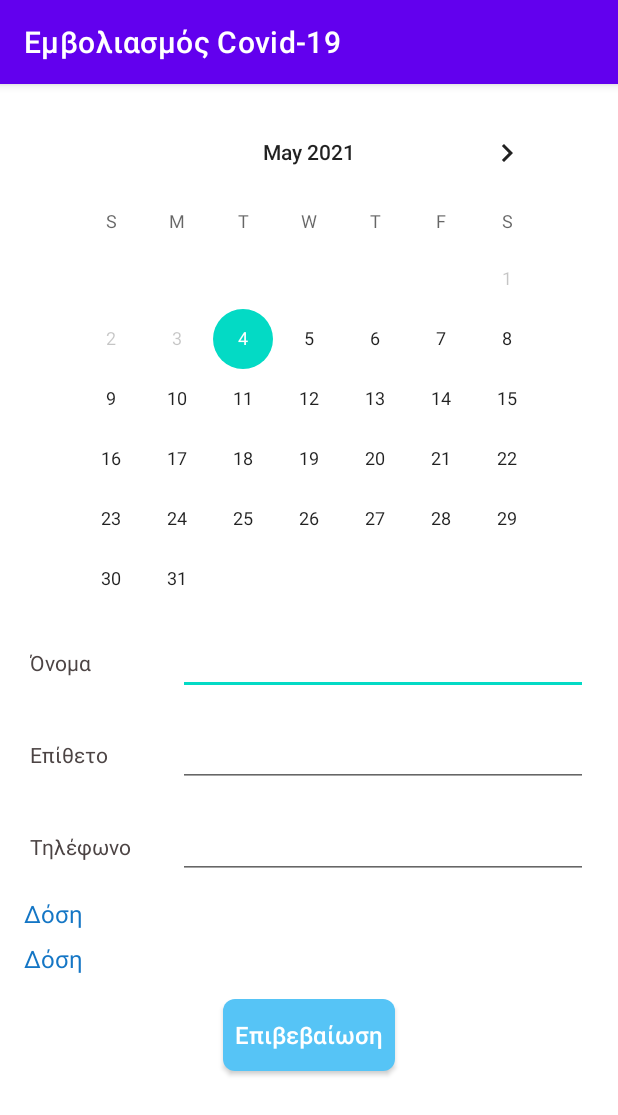
After one commit to dlnioanna/VaccineAppointment, an Android app: the Appointment screen opened directly, with no data from a screen before it, on a phone screen of 412 x 824 dp. The commit adds this screen. Shown: the top 1115 px of the screen. Run offline under Robolectric (Android 15) with nearby library versions, the phone set to English and light mode, and no system bars; our stand-ins replace data binding.

Commit message:
appointment added

```diff
--- a/app/src/main/AndroidManifest.xml
+++ b/app/src/main/AndroidManifest.xml
@@ -1,7 +1,6 @@
 <?xml version="1.0" encoding="utf-8"?>
 <manifest xmlns:android="http://schemas.android.com/apk/res/android"
     package="unipi.protal.vaccineappointment">
-
     <!--
          The ACCESS_COARSE/FINE_LOCATION permissions are not required to use
          Google Maps Android API v2, but you must specify either coarse or fine
@@ -20,7 +19,7 @@
         android:roundIcon="@mipmap/ic_launcher_round"
         android:supportsRtl="true"
         android:theme="@style/Theme.VaccineAppointment">
-
+        <activity android:name=".Appointment"></activity>
         <!--
              The API key for Google Maps-based APIs is defined as a string resource.
              (See the file "res/values/google_maps_api.xml").
@@ -35,7 +34,7 @@
 
         <activity
             android:name=".MapsActivity"
-            android:label="@string/title_activity_maps"/>
+            android:label="@string/title_activity_maps" />
         <activity android:name=".FirebaseUIActivity">
             <intent-filter>
                 <action android:name="android.intent.action.MAIN" />
--- /dev/null
+++ b/app/src/main/java/unipi/protal/vaccineappointment/Appointment.java
@@ -0,0 +1,33 @@
+package unipi.protal.vaccineappointment;
+
+import androidx.annotation.NonNull;
+import androidx.appcompat.app.AppCompatActivity;
+
+import android.icu.util.Calendar;
+import android.os.Bundle;
+import android.util.Log;
+import android.view.View;
+import android.widget.CalendarView;
+import unipi.protal.vaccineappointment.databinding.ActivityAppointmentBinding;
+
+public class Appointment extends AppCompatActivity {
+    private ActivityAppointmentBinding binding;
+    private static final int DAYS_BETWEEN_DOSES=28;
+    @Override
+    protected void onCreate(Bundle savedInstanceState) {
+        super.onCreate(savedInstanceState);
+        binding = ActivityAppointmentBinding.inflate(getLayoutInflater());
+        View view = binding.getRoot();
+        setContentView(view);
+        binding.calendarView.setMinDate(System.currentTimeMillis());
+        binding.calendarView.setOnDateChangeListener(new CalendarView.OnDateChangeListener(){
+            @Override
+            public void onSelectedDayChange(@NonNull CalendarView view, int year, int month, int dayOfMonth) {
+                Log.e("date selected is ",dayOfMonth+"-"+month+"-"+year);
+                Calendar cal = Calendar.getInstance();
+                cal.add(dayOfMonth, DAYS_BETWEEN_DOSES);
+                Log.e("date 2 is ",cal.getTime().toString());
+            }
+        });
+    }
+}
--- a/app/src/main/res/drawable/rectangle_button.xml
+++ b/app/src/main/res/drawable/simple_button.xml
@@ -1,6 +1,7 @@
 <?xml version="1.0" encoding="utf-8"?>
 <shape xmlns:android="http://schemas.android.com/apk/res/android"
     android:shape="rectangle">
+    <solid android:color="@color/colorPrimary" />
     <corners
         android:bottomLeftRadius="@dimen/button_padding"
         android:bottomRightRadius="@dimen/button_padding"
--- /dev/null
+++ b/app/src/main/res/layout/activity_appointment.xml
@@ -0,0 +1,106 @@
+<?xml version="1.0" encoding="utf-8"?>
+<layout xmlns:android="http://schemas.android.com/apk/res/android"
+    xmlns:app="http://schemas.android.com/apk/res-auto"
+    xmlns:tools="http://schemas.android.com/tools">
+
+    <ScrollView
+        android:layout_width="match_parent"
+        android:layout_height="match_parent"
+        android:layout_marginBottom="@dimen/extra_large_margin">
+
+        <androidx.constraintlayout.widget.ConstraintLayout
+            android:layout_width="match_parent"
+            android:layout_height="match_parent"
+            android:layout_margin="@dimen/medium_margin"
+            android:layout_marginBottom="@dimen/extra_large_margin"
+            tools:context=".Appointment">
+
+            <CalendarView
+                android:id="@+id/calendarView"
+                android:layout_width="wrap_content"
+                android:layout_height="wrap_content"
+                android:layout_marginTop="@dimen/small_margin"
+                app:layout_constraintEnd_toEndOf="parent"
+                app:layout_constraintStart_toStartOf="parent"
+                app:layout_constraintTop_toTopOf="parent" />
+
+            <LinearLayout
+                android:id="@+id/name_layout"
+                style="@style/appointment_linear_layout"
+                app:layout_constraintEnd_toEndOf="parent"
+                app:layout_constraintStart_toStartOf="parent"
+                app:layout_constraintTop_toBottomOf="@+id/calendarView">
+
+                <TextView
+                    style="@style/appointment_text_view"
+                    android:text="@string/name_title" />
+
+                <EditText
+                    android:id="@+id/name_appointment"
+                    style="@style/appointment_edit_text"
+                    tools:text="Name" />
+
+            </LinearLayout>
+
+            <LinearLayout
+                android:id="@+id/last_name_layout"
+                style="@style/appointment_linear_layout"
+                app:layout_constraintEnd_toEndOf="parent"
+                app:layout_constraintStart_toStartOf="parent"
+                app:layout_constraintTop_toBottomOf="@+id/name_layout">
+
+                <TextView
+                    style="@style/appointment_text_view"
+                    android:text="@string/last_name_title" />
+
+                <EditText
+                    android:id="@+id/last_name_appointment"
+                    style="@style/appointment_edit_text"
+                    tools:text="Lastname" />
+
+            </LinearLayout>
+
+            <LinearLayout
+                android:id="@+id/telephone_layout"
+                style="@style/appointment_linear_layout"
+                app:layout_constraintEnd_toEndOf="parent"
+                app:layout_constraintStart_toStartOf="parent"
+                app:layout_constraintTop_toBottomOf="@+id/last_name_layout">
+
+                <TextView
+                    style="@style/appointment_text_view"
+                    android:text="@string/telephone_title" />
+
+                <EditText
+                    android:id="@+id/telephone_appointment"
+                    style="@style/appointment_edit_text"
+                    android:inputType="phone"
+                    tools:text="Telephone" />
+            </LinearLayout>
+
+            <TextView
+                android:id="@+id/first_dose"
+                style="@style/appointment_dose"
+                app:layout_constraintEnd_toEndOf="parent"
+                app:layout_constraintStart_toStartOf="parent"
+                app:layout_constraintTop_toBottomOf="@+id/telephone_layout" />
+
+            <TextView
+                android:id="@+id/second_dose"
+                style="@style/appointment_dose"
+                app:layout_constraintEnd_toEndOf="parent"
+                app:layout_constraintStart_toStartOf="parent"
+                app:layout_constraintTop_toBottomOf="@+id/first_dose" />
+
+
+            <android.widget.Button
+                style="@style/confirm_appointment_button"
+                app:layout_constraintBottom_toBottomOf="parent"
+                app:layout_constraintEnd_toEndOf="parent"
+                app:layout_constraintStart_toStartOf="parent"
+                app:layout_constraintTop_toBottomOf="@+id/second_dose" />
+
+
+        </androidx.constraintlayout.widget.ConstraintLayout>
+    </ScrollView>
+</layout>
--- a/app/src/main/res/layout/activity_firebase_ui.xml
+++ b/app/src/main/res/layout/activity_firebase_ui.xml
@@ -20,7 +20,7 @@
             app:layout_constraintVertical_chainStyle="spread_inside"
             tools:text="User name" />
 
-        <Button
+        <android.widget.Button
             android:id="@+id/find_hospital"
             style="@style/addAppointmentButtonLayout"
             android:layout_marginBottom="160dp"
@@ -31,7 +31,7 @@
             app:layout_constraintTop_toBottomOf="@+id/login_message"
             tools:text="Αναζήτηση εμβολιαστικού κέντρου" />
 
-        <Button
+        <android.widget.Button
             android:id="@+id/sign_out_button"
             style="@style/signoutButtonLayout"
             android:layout_marginBottom="24dp"
--- a/app/src/main/res/values/colors.xml
+++ b/app/src/main/res/values/colors.xml
@@ -6,7 +6,8 @@
     <color name="teal_200">#FF03DAC5</color>
     <color name="teal_700">#FF018786</color>
     <color name="black">#FF000000</color>
-    <color name="grey">#6C6B6B</color>
+    <color name="dark_grey">#4C4444</color>
+    <color name="grey">#5E5C5C</color>
     <color name="white">#FFFFFFFF</color>
     <color name="colorSecondary">#56C4F6</color>
     <color name="colorSecondaryVariant">#2399F6</color>
--- a/app/src/main/res/values/dimens.xml
+++ b/app/src/main/res/values/dimens.xml
@@ -9,11 +9,13 @@
     <dimen name="sign_out_button_bottom_margin">64dp</dimen>
     <dimen name="button_radius">16dp</dimen>
     <dimen name="login_message_margin">24dp</dimen>
-    <dimen name="hospital_list_title_size">24sp</dimen>
+    <dimen name="hospital_list_title_size">20sp</dimen>
     <dimen name="hospital_title_size">18sp</dimen>
+    <dimen name="dose_size">16sp</dimen>
     <dimen name="hospital_description_size">16sp</dimen>
     <dimen name="small_margin">4dp</dimen>
     <dimen name="medium_margin">8dp</dimen>
     <dimen name="large_margin">16dp</dimen>
     <dimen name="extra_large_margin">32dp</dimen>
+    <dimen name="progress_bar_size">100dp</dimen>
 </resources>
--- a/app/src/main/res/values/strings.xml
+++ b/app/src/main/res/values/strings.xml
@@ -6,8 +6,13 @@
     <string name="title_activity_maps">Map</string>
     <string name="maps_api_key">AIzaSyBYgC_jte0OKMviFXK_LRuxaY9L8hOy_-c</string>
     <string name="login_message">Αναζητείστε το πλησιέστερο εμβολιαστικό κέντρο και κλείστε το ραντεβού σας.</string>
-    <string name="btn_map">Map</string>
-    <string name="btn_satellite">Satellite</string>
-    <string name="btn_hybrid">Hybrid</string>
+    <string name="btn_map">Χάρτης</string>
+    <string name="btn_satellite">Δορυφόρος</string>
+    <string name="btn_hybrid">Έδαφος</string>
     <string name="list_of_hospitals_title">Πλησιέστερα εμβολιαστικά κέντρα</string>
+    <string name="name_title">Όνομα</string>
+    <string name="last_name_title">Επίθετο</string>
+    <string name="telephone_title">Τηλέφωνο</string>
+    <string name="email_title">Email</string>
+    <string name="save_button">Επιβεβαίωση</string>
 </resources>
--- a/app/src/main/res/values/styles.xml
+++ b/app/src/main/res/values/styles.xml
@@ -35,7 +35,7 @@
         <item name="android:textAllCaps">false</item>
         <item name="android:textColor">@color/white</item>
         <item name="android:text">@string/search_hospital</item>
-        <item name="android:background">@drawable/rectangle_button</item>
+        <item name="android:background">@drawable/map_buttons</item>
     </style>
 
     <style name="signoutButtonLayout" parent="Base.Widget.AppCompat.Button">
@@ -46,7 +46,7 @@
         <item name="android:textAllCaps">false</item>
         <item name="android:textColor">@color/white</item>
         <item name="android:text">@string/sign_out_text</item>
-        <item name="android:background">@drawable/rectangle_button</item>
+        <item name="android:background">@drawable/sign_out_button</item>
     </style>
 
     <style name="loginMessageLayout">
@@ -65,9 +65,10 @@
         <item name="android:layout_width">match_parent</item>
         <item name="android:layout_height">wrap_content</item>
         <item name="android:text">@string/list_of_hospitals_title</item>
-        <item name="android:layout_gravity">center</item>
-        <item name="android:textColor">@color/black</item>
+        <item name="android:gravity">center</item>
+        <item name="android:textColor">@color/colorPrimaryDark</item>
         <item name="android:textSize">@dimen/hospital_list_title_size</item>
+        <item name="android:textStyle">bold</item>
         <item name="android:textAlignment">center</item>
         <item name="android:layout_margin">@dimen/medium_margin</item>
     </style>
@@ -75,7 +76,7 @@
     <style name="hospital_title">
         <item name="android:layout_width">match_parent</item>
         <item name="android:layout_height">wrap_content</item>
-        <item name="android:layout_gravity">center</item>
+        <item name="android:gravity">center</item>
         <item name="android:textColor">#5E5858</item>
         <item name="android:textStyle">bold</item>
         <item name="android:textSize">@dimen/hospital_title_size</item>
@@ -86,6 +87,7 @@
         <item name="android:layout_height">wrap_content</item>
         <item name="android:layout_gravity">center</item>
         <item name="android:textColor">#838080</item>
+        <item name="android:justificationMode">inter_word</item>
         <item name="android:textSize">@dimen/hospital_description_size</item>
     </style>
 
@@ -93,7 +95,7 @@
         <item name="android:layout_width">match_parent</item>
         <item name="android:layout_height">wrap_content</item>
         <item name="android:orientation">vertical</item>
-        <item name="android:layout_marginBottom">@dimen/small_margin</item>
+        <item name="android:layout_marginBottom">@dimen/medium_margin</item>
         <item name="android:layout_marginTop">@dimen/small_margin</item>
         <item name="android:layout_marginLeft">@dimen/medium_margin</item>
         <item name="android:layout_marginRight">@dimen/medium_margin</item>
@@ -104,6 +106,46 @@
         <item name="android:layout_height">wrap_content</item>
         <item name="android:layout_weight">1</item>
         <item name="android:layout_margin">@dimen/small_margin</item>
+        <item name="android:textColor">@color/white</item>
+        <item name="android:background">@drawable/map_buttons</item>
+    </style>
+    <style name="appointment_linear_layout">
+        <item name="android:layout_width">match_parent</item>
+        <item name="android:layout_height">wrap_content</item>
+        <item name="android:layout_margin">@dimen/medium_margin</item>
+        <item name="android:orientation">horizontal</item>
+    </style>
+    <style name="appointment_text_view">
+        <item name="android:layout_width">0dp</item>
+        <item name="android:layout_height">wrap_content</item>
+        <item name="android:layout_weight">1</item>
+        <item name="android:layout_margin">@dimen/small_margin</item>
+        <item name="android:textColor">@color/dark_grey</item>
+    </style>
+    <style name="appointment_edit_text">
+        <item name="android:layout_width">0dp</item>
+        <item name="android:layout_height">wrap_content</item>
+        <item name="android:layout_weight">3</item>
+        <item name="android:layout_margin">@dimen/small_margin</item>
+        <item name="android:textColor">@color/grey</item>
+    </style>
+    <style name="appointment_dose">
+        <item name="android:layout_width">match_parent</item>
+        <item name="android:layout_height">wrap_content</item>
+        <item name="android:layout_margin">@dimen/medium_margin</item>
+        <item name="android:textColor">@color/colorPrimary</item>
+        <item name="android:textSize">@dimen/dose_size</item>
+        <item name="android:text">Δόση</item>
+    </style>
+    <style name="confirm_appointment_button" parent="Base.Widget.AppCompat.Button">
+        <item name="android:layout_width">wrap_content</item>
+        <item name="android:layout_height">wrap_content</item>
+        <item name="android:gravity">center_horizontal|center_vertical</item>
+        <item name="android:textSize">@dimen/button_text_size</item>
+        <item name="android:textAllCaps">false</item>
+        <item name="android:textColor">@color/white</item>
+        <item name="android:text">@string/save_button</item>
+        <item name="android:layout_margin">@dimen/large_margin</item>
         <item name="android:background">@drawable/map_buttons</item>
     </style>
 </resources>
```
Also changed, not shown: app/src/main/java/unipi/protal/vaccineappointment/Hospital.java (+9 -0 lines), app/src/main/java/unipi/protal/vaccineappointment/HospitalAdapter.java (+6 -25 lines), app/src/main/java/unipi/protal/vaccineappointment/MapsActivity.java (+25 -28 lines), app/src/main/res/drawable/sign_out_button.xml (added, +16 -0 lines), app/src/main/res/layout-land/activity_maps.xml (+10 -1 lines), app/src/main/res/layout/activity_maps.xml (+10 -0 lines).
